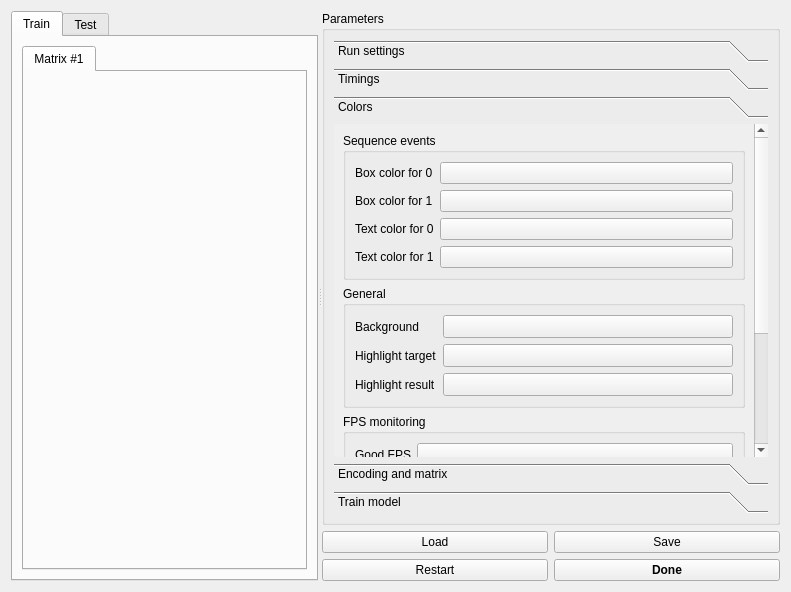
This is config.ui in medusabci/app-cvep-speller as Qt 5 draws it before an edit. The edited form follows.
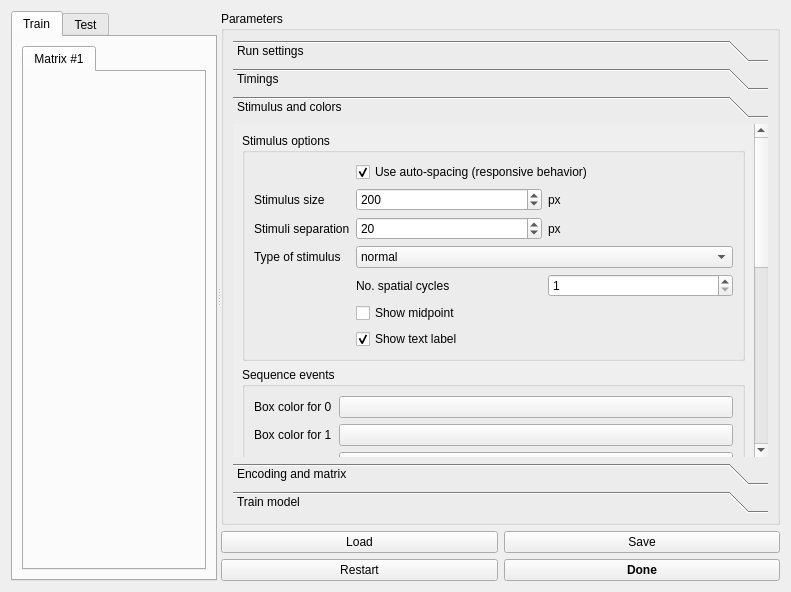
This is the edited form. The open tabs and pages were chosen to show the change.

Commit message: cvep 2.0, added: dynamic checkerboard, midpoint, shortcuts to change dimensions and separations, and layout optimization

What changed in the file:
```diff
--- a/config.ui
+++ b/config.ui
@@ -82,14 +82,14 @@
           <item>
            <widget class="QToolBox" name="toolBox">
             <property name="currentIndex">
-             <number>3</number>
+             <number>2</number>
             </property>
             <widget class="QWidget" name="params_fast">
              <property name="geometry">
               <rect>
                <x>0</x>
                <y>0</y>
-               <width>511</width>
+               <width>531</width>
                <height>322</height>
               </rect>
              </property>
@@ -330,7 +330,7 @@
               <rect>
                <x>0</x>
                <y>0</y>
-               <width>511</width>
+               <width>531</width>
                <height>322</height>
               </rect>
              </property>
@@ -400,78 +400,235 @@
               <rect>
                <x>0</x>
                <y>0</y>
-               <width>494</width>
-               <height>510</height>
+               <width>514</width>
+               <height>778</height>
               </rect>
              </property>
              <attribute name="label">
-              <string>Colors</string>
+              <string>Stimulus and colors</string>
              </attribute>
              <layout class="QVBoxLayout" name="verticalLayout_6">
               <item>
                <layout class="QVBoxLayout" name="verticalLayout_5">
+                <item>
+                 <widget class="QGroupBox" name="groupBox_6">
+                  <property name="title">
+                   <string>Stimulus options</string>
+                  </property>
+                  <layout class="QFormLayout" name="formLayout_11">
+                   <item row="0" column="1">
+                    <widget class="QCheckBox" name="checkBox_responsive">
+                     <property name="text">
+                      <string>Use auto-spacing (responsive behavior)</string>
+                     </property>
+                     <property name="checked">
+                      <bool>true</bool>
+                     </property>
+                    </widget>
+                   </item>
+                   <item row="1" column="0">
+                    <widget class="QLabel" name="label_20">
+                     <property name="text">
+                      <string>Stimulus size</string>
+                     </property>
+                    </widget>
+                   </item>
+                   <item row="1" column="1">
+                    <layout class="QHBoxLayout" name="horizontalLayout_8">
+                     <item>
+                      <widget class="QSpinBox" name="spinBox_sti_size">
+                       <property name="minimum">
+                        <number>1</number>
+                       </property>
+                       <property name="maximum">
+                        <number>2000</number>
+                       </property>
+                       <property name="value">
+                        <number>200</number>
+                       </property>
+                      </widget>
+                     </item>
+                     <item>
+                      <widget class="QLabel" name="label_5">
+                       <property name="text">
+                        <string>px</string>
+                       </property>
+                      </widget>
+                     </item>
+                    </layout>
+                   </item>
+                   <item row="2" column="0">
+                    <widget class="QLabel" name="label_21">
+                     <property name="text">
+                      <string>Stimuli separation</string>
+                     </property>
+                    </widget>
+                   </item>
+                   <item row="2" column="1">
+                    <layout class="QHBoxLayout" name="horizontalLayout_10">
+                     <item>
+                      <widget class="QSpinBox" name="spinBox_sti_separation">
+                       <property name="minimum">
+                        <number>1</number>
+                       </property>
+                       <property name="maximum">
+                        <number>1000</number>
+                       </property>
+                       <property name="value">
+                        <number>20</number>
+                       </property>
+                      </widget>
+                     </item>
+                     <item>
+                      <widget class="QLabel" name="label_22">
+                       <property name="text">
+                        <string>px</string>
+                       </property>
+                      </widget>
+                     </item>
+                    </layout>
+                   </item>
+                   <item row="3" column="0">
+                    <widget class="QLabel" name="label_23">
+                     <property name="text">
+                      <string>Type of stimulus</string>
+                     </property>
+                    </widget>
+                   </item>
+                   <item row="3" column="1">
+                    <widget class="QComboBox" name="comboBox_sti_type">
+                     <item>
+                      <property name="text">
+                       <string>normal</string>
+                      </property>
+                     </item>
+                     <item>
+                      <property name="text">
+                       <string>checkerboard</string>
+                      </property>
+                     </item>
+                    </widget>
+                   </item>
+                   <item row="4" column="1">
+                    <layout class="QHBoxLayout" name="horizontalLayout_11">
+                     <item>
+                      <widget class="QLabel" name="label_25">
+                       <property name="text">
+                        <string>No. spatial cycles</string>
+                       </property>
+                      </widget>
+                     </item>
+                     <item>
+                      <widget class="QSpinBox" name="spinBox_spatial_cycles">
+                       <property name="minimum">
+                        <number>1</number>
+                       </property>
+                       <property name="maximum">
+                        <number>200</number>
+                       </property>
+                       <property name="value">
+                        <number>1</number>
+                       </property>
+                      </widget>
+                     </item>
+                    </layout>
+                   </item>
+                   <item row="5" column="1">
+                    <widget class="QCheckBox" name="checkBox_show_point">
+                     <property name="text">
+                      <string>Show midpoint</string>
+                     </property>
+                    </widget>
+                   </item>
+                   <item row="6" column="1">
+                    <widget class="QCheckBox" name="checkBox_show_text">
+                     <property name="text">
+                      <string>Show text label</string>
+                     </property>
+                     <property name="checked">
+                      <bool>true</bool>
+                     </property>
+                    </widget>
+                   </item>
+                  </layout>
+                 </widget>
+                </item>
                 <item>
                  <widget class="QGroupBox" name="color_sequences_box">
                   <property name="title">
                    <string>Sequence events</string>
                   </property>
                   <layout class="QFormLayout" name="formLayout_7">
-                   <item row="0" column="0">
+                   <item row="1" column="0">
                     <widget class="QLabel" name="label_6">
                      <property name="text">
                       <string>Box color for 0</string>
                      </property>
                     </widget>
                    </item>
-                   <item row="0" column="1">
+                   <item row="1" column="1">
                     <widget class="QPushButton" name="btn_color_box0">
                      <property name="text">
                       <string/>
                      </property>
                     </widget>
                    </item>
-                   <item row="1" column="0">
+                   <item row="2" column="0">
                     <widget class="QLabel" name="label_7">
                      <property name="text">
                       <string>Box color for 1</string>
                      </property>
                     </widget>
                    </item>
-                   <item row="1" column="1">
+                   <item row="2" column="1">
                     <widget class="QPushButton" name="btn_color_box1">
                      <property name="text">
                       <string/>
                      </property>
                     </widget>
                    </item>
-                   <item row="2" column="0">
+                   <item row="3" column="0">
                     <widget class="QLabel" name="label_8">
                      <property name="text">
                       <string>Text color for 0</string>
                      </property>
                     </widget>
                    </item>
-                   <item row="3" column="0">
+                   <item row="4" column="0">
                     <widget class="QLabel" name="label_9">
                      <property name="text">
                       <string>Text color for 1</string>
                      </property>
                     </widget>
                    </item>
-                   <item row="2" column="1">
+                   <item row="3" column="1">
                     <widget class="QPushButton" name="btn_color_text0">
                      <property name="text">
                       <string/>
                      </property>
                     </widget>
                    </item>
-                   <item row="3" column="1">
+                   <item row="4" column="1">
                     <widget class="QPushButton" name="btn_color_text1">
                      <property name="text">
                       <string/>
                      </property>
                     </widget>
                    </item>
+                   <item row="5" column="0">
+                    <widget class="QLabel" name="label_24">
+                     <property name="text">
+                      <string>Midpoint color</string>
+                     </property>
+                    </widget>
+                   </item>
+                   <item row="5" column="1">
+                    <widget class="QPushButton" name="btn_color_point">
+                     <property name="text">
+                      <string/>
+                     </property>
+                    </widget>
+                   </item>
                   </layout>
                  </widget>
                 </item>
@@ -684,7 +841,7 @@
               <rect>
                <x>0</x>
                <y>-100</y>
-               <width>494</width>
+               <width>514</width>
                <height>422</height>
               </rect>
              </property>
@@ -908,7 +1065,7 @@
               <rect>
                <x>0</x>
                <y>0</y>
-               <width>511</width>
+               <width>531</width>
                <height>322</height>
               </rect>
              </property>
```
The commit also changes 1023 other files.
